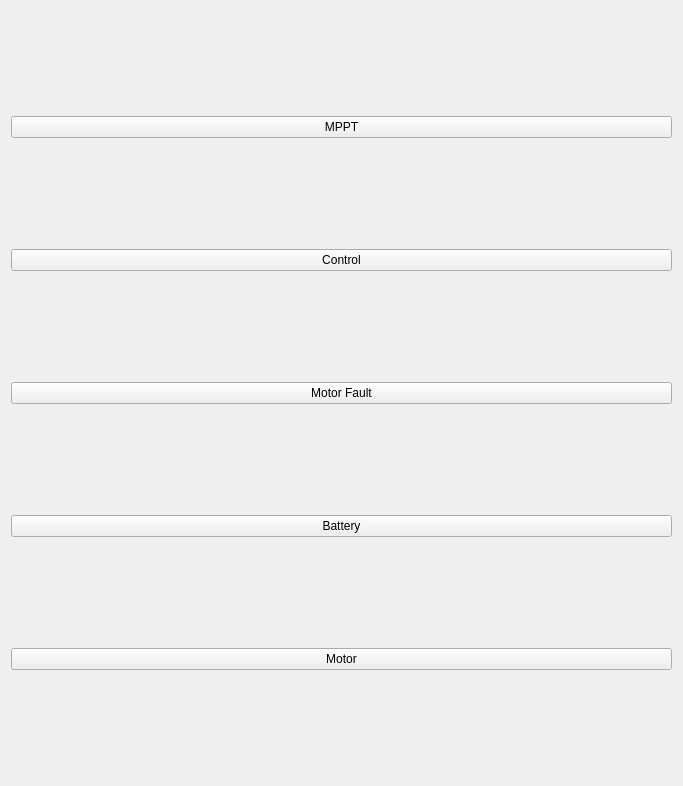
Old version of the form ViewLayer/DebugDisplay/HomePage/HomePageUi/HomePageUi.ui in the repository waffle-iron/Epsilon-Dashboard.
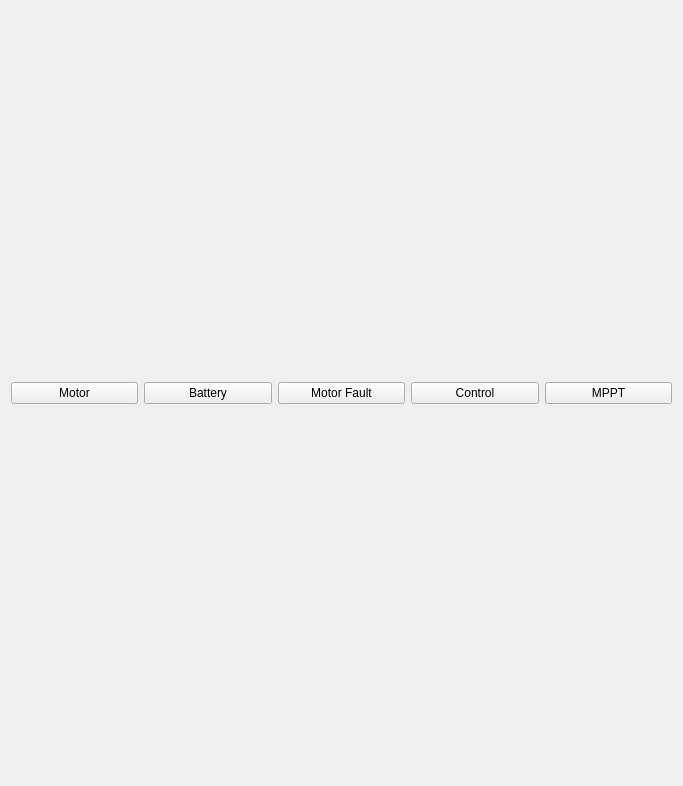
New version of the form. Icons and pictures are not drawn.

Commit message: ControlUi almost done

What changed in the file:
```diff
--- a/ViewLayer/DebugDisplay/HomePage/HomePageUi/HomePageUi.ui
+++ b/ViewLayer/DebugDisplay/HomePage/HomePageUi/HomePageUi.ui
@@ -22,7 +22,35 @@
   <property name="styleSheet">
    <string notr="true"/>
   </property>
-  <layout class="QVBoxLayout" name="verticalLayout">
+  <layout class="QHBoxLayout" name="horizontalLayout">
+   <item>
+    <widget class="QPushButton" name="motorButton">
+     <property name="text">
+      <string>Motor</string>
+     </property>
+    </widget>
+   </item>
+   <item>
+    <widget class="QPushButton" name="batteryButton">
+     <property name="text">
+      <string>Battery</string>
+     </property>
+    </widget>
+   </item>
+   <item>
+    <widget class="QPushButton" name="motorFaultButton">
+     <property name="text">
+      <string>Motor Fault</string>
+     </property>
+    </widget>
+   </item>
+   <item>
+    <widget class="QPushButton" name="controlButton">
+     <property name="text">
+      <string>Control</string>
+     </property>
+    </widget>
+   </item>
    <item>
     <widget class="QPushButton" name="MPPT">
      <property name="focusPolicy">
@@ -47,34 +75,6 @@
      </property>
     </widget>
    </item>
-   <item>
-    <widget class="QPushButton" name="controlButton">
-     <property name="text">
-      <string>Control</string>
-     </property>
-    </widget>
-   </item>
-   <item>
-    <widget class="QPushButton" name="motorFaultButton">
-     <property name="text">
-      <string>Motor Fault</string>
-     </property>
-    </widget>
-   </item>
-   <item>
-    <widget class="QPushButton" name="batteryButton">
-     <property name="text">
-      <string>Battery</string>
-     </property>
-    </widget>
-   </item>
-   <item>
-    <widget class="QPushButton" name="motorButton">
-     <property name="text">
-      <string>Motor</string>
-     </property>
-    </widget>
-   </item>
   </layout>
  </widget>
  <resources/>
```
The commit also changes 12 other files.
